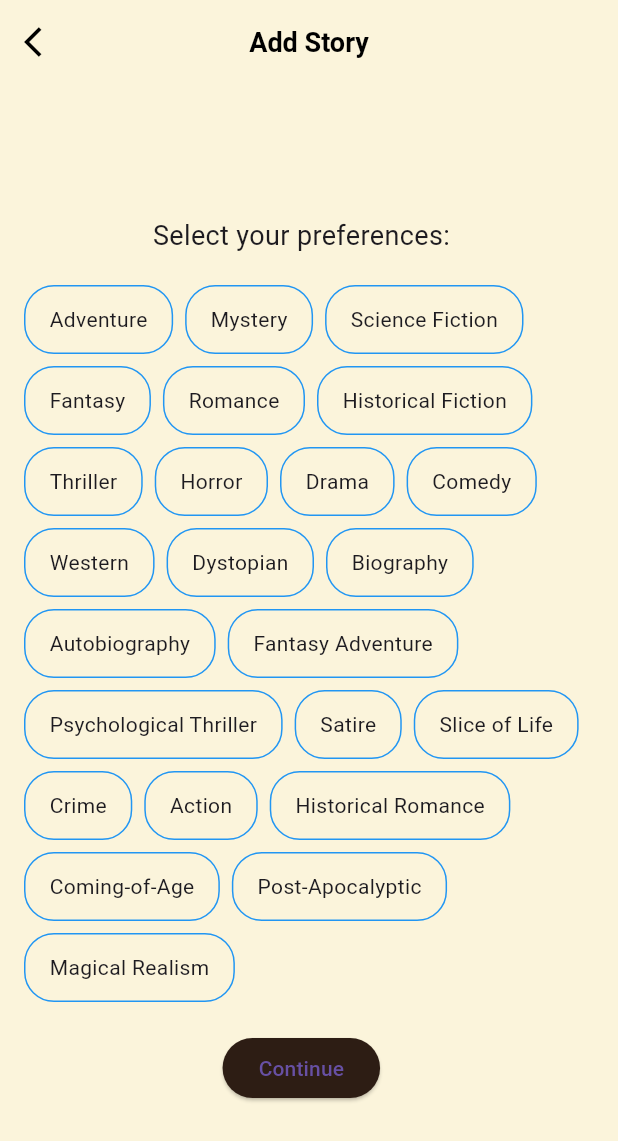
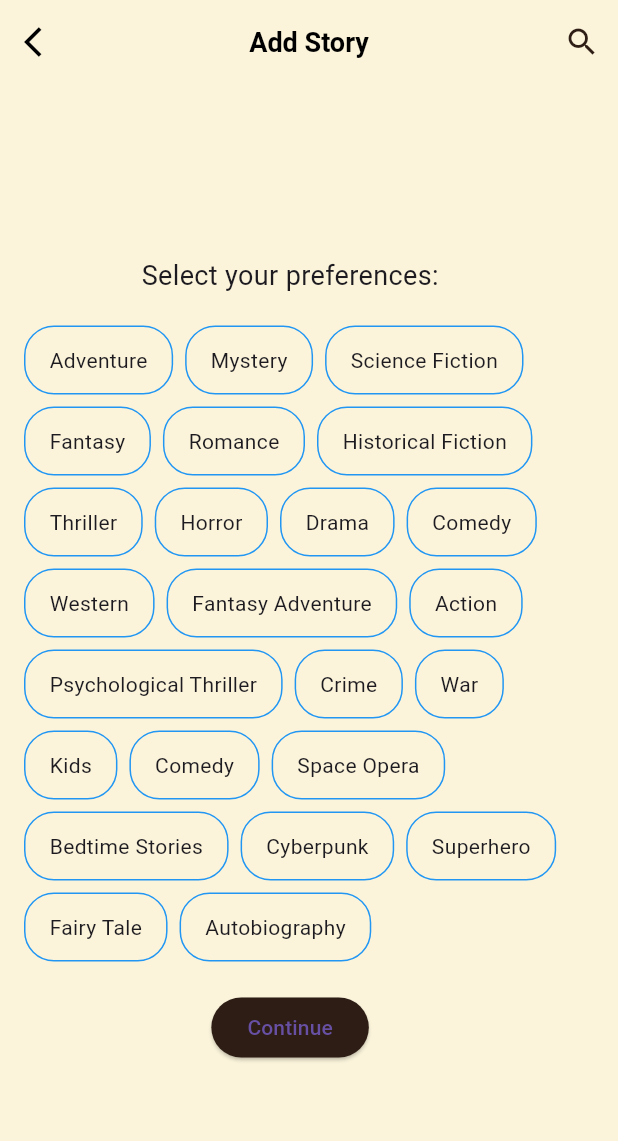
Before and after one commit to vyshnavsreeshan/storyai, a Flutter app: the OnboardingScreen screen opened by its route, on a phone screen of 412 x 824 dp. Shown: the top 1141 px of the screen. Run offline on Flutter 3.47's test engine with Material 3 defaults, Android fonts, the phone set to English and light mode, and no system bars; our stand-ins replace animated_text_kit, audioplayers, cloud_firestore, file_picker, firebase_auth, firebase_core and 7 more; missing offline and left inert: maps_launcher; accounts and stored records are empty; network calls fail.

Commit message:
added more genre and changed the app icon

```diff
--- a/lib/main.dart
+++ b/lib/main.dart
@@ -23,6 +23,7 @@ class MainApp extends StatelessWidget {
   @override
   Widget build(BuildContext context) {
     return MaterialApp(
+      debugShowCheckedModeBanner: false,
       theme: Pallete.appTheme,
       initialRoute: '/splash',
       routes: {
--- a/lib/screens/onBoarding/user_onboarding.dart
+++ b/lib/screens/onBoarding/user_onboarding.dart
@@ -27,35 +27,49 @@ class _OnboardingScreenState extends State<OnboardingScreen> {
     'Drama',
     'Comedy',
     'Western',
-    'Dystopian',
+    'Fantasy Adventure',
+    'Action',
+    'Psychological Thriller',
+    'Crime',
+    'War',
+    'Kids',
+    'Comedy',
+    'Space Opera',
+    'Bedtime Stories',
+    'Cyberpunk',
+    'Superhero',
+    'Fairy Tale',
+    'Autobiography',
+    'Historical Romance',
+    'Post-Apocalyptic',
+    'Time Travel',
+    'Romantic Comedy',
+    'Alien Invasion',
+    'Travelogue',
+    'Medical Thriller',
+    'Magical Realism',
+    'Mythology',
     'Biography',
-    'Autobiography',
-    'Fantasy Adventure',
-    'Psychological Thriller',
-    'Satire',
-    'Slice of Life',
-    'Crime',
-    'Action',
-    'Historical Romance',
-    'Coming-of-Age',
-    'Post-Apocalyptic',
-    'Magical Realism',
-    'Alternate History',
-    'Space Opera',
-    'Cyberpunk',
-    'Urban Fantasy',
-    'Paranormal',
+    'Social Commentary',
     'Gothic',
-    'Superhero',
-    'War',
     'Political Fiction',
     'Family Saga',
-    'Mythology',
-    'Fairy Tale',
-    'Social Commentary',
     'Legal Drama',
+    'Urban Fantasy',
     'Humor Satire',
     'Domestic Noir',
+    'Paranormal',
+    'Techno-Thriller',
+    'Adventure Comedy',
+    'Space Western',
+    'Military Fiction',
+    'Alternate Reality',
+    'Religious Fiction',
+    'Philosophical Fiction',
+    'Hard Science Fiction',
+    'Soft Science Fiction',
+    'Military Science Fiction',
+    'Futuristic Fiction',
   ];
   int maxDisplayedGenres = 24; // Set the maximum number of displayed genres
 
@@ -80,6 +94,23 @@ class _OnboardingScreenState extends State<OnboardingScreen> {
           icon: Icon(Icons.arrow_back_ios, color: Colors.black),
           onPressed: () => Navigator.pop(context, false),
         ),
+        actions: [
+          IconButton(
+            onPressed: () {
+              showSearch(
+                context: context,
+                delegate: GenreSearchDelegate(availableGenres),
+              ).then((selectedGenre) {
+                if (selectedGenre != null) {
+                  setState(() {
+                    selectedGenres.add(selectedGenre);
+                  });
+                }
+              });
+            },
+            icon: Icon(Icons.search),
+          ),
+        ],
         title: Text(
           "Add Story",
           style: TextStyle(
```
Also changed, not shown: lib/screens/addBookOrPost/addStoryScreen.dart (+60 -4 lines), 5 other files.
